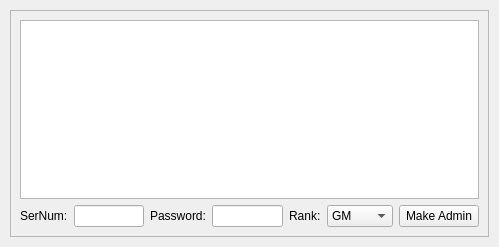
Above: ui/admin.ui from StarixWoS/ReMix before the change. Below: the same form after it.
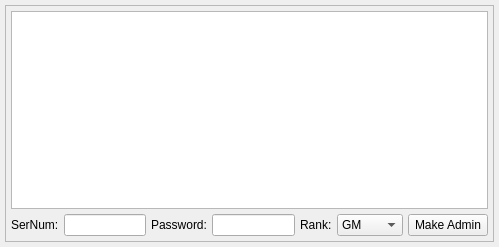
That is the form after the change.

Commit message: Change: Convert the Admin command list from a QStringList to a QString array. Change: Add a global variable for the current Admin command count. Change: (Break) Compatibility with Syn-Real and old ReMix Preference files is no longer supported. Change: Reformat most UI layouts to allow for less space between Widgets.

```diff
--- a/ui/admin.ui
+++ b/ui/admin.ui
@@ -15,16 +15,16 @@
   </property>
   <layout class="QGridLayout" name="gridLayout">
    <property name="leftMargin">
-    <number>10</number>
+    <number>5</number>
    </property>
    <property name="topMargin">
-    <number>10</number>
+    <number>5</number>
    </property>
    <property name="rightMargin">
-    <number>10</number>
+    <number>5</number>
    </property>
    <property name="bottomMargin">
-    <number>10</number>
+    <number>5</number>
    </property>
    <property name="spacing">
     <number>5</number>
@@ -38,6 +38,21 @@
       <enum>QFrame::Raised</enum>
      </property>
      <layout class="QGridLayout" name="gridLayout_2">
+      <property name="leftMargin">
+       <number>5</number>
+      </property>
+      <property name="topMargin">
+       <number>5</number>
+      </property>
+      <property name="rightMargin">
+       <number>5</number>
+      </property>
+      <property name="bottomMargin">
+       <number>5</number>
+      </property>
+      <property name="spacing">
+       <number>5</number>
+      </property>
       <item row="0" column="0" colspan="8">
        <widget class="QTableView" name="adminTable">
         <property name="contextMenuPolicy">
```
The commit also changes 28 other files.
